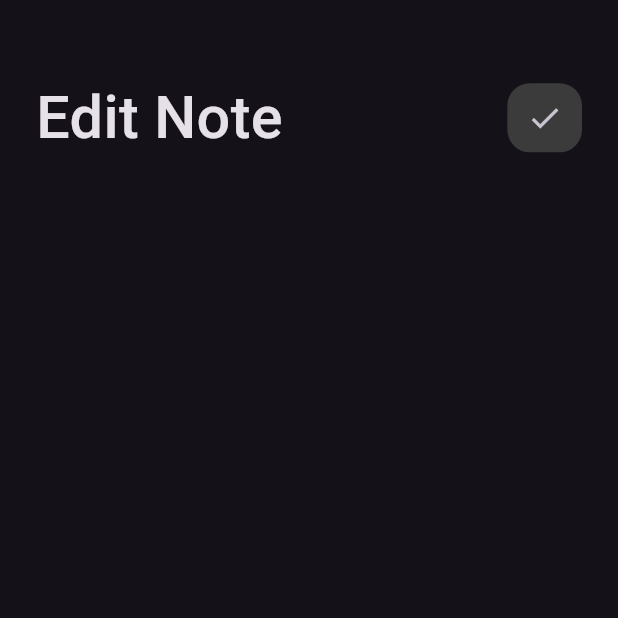
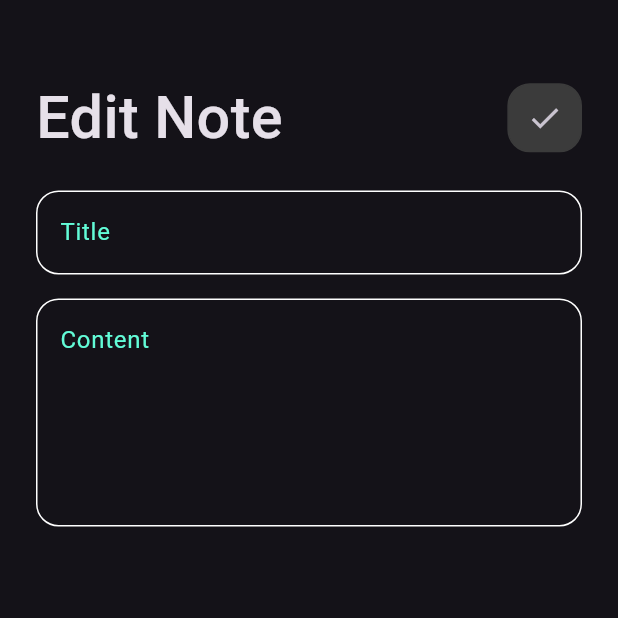
Before and after one commit to FayesSabry/notes_app, a Flutter app: the EditView screen opened by its route, on a phone screen of 412 x 824 dp, the top half of it. Run offline on Flutter 3.47's test engine with Material 3 defaults, Android fonts, the phone set to English and light mode, and no system bars; our stand-ins replace flutter_screenutil, go_router, google_fonts.

Commit message:
create note model

```diff
--- /dev/null
+++ b/lib/models/note_model.dart
@@ -0,0 +1,8 @@
+class NoteModel {
+  final String title;
+  final String subtitle;
+  final String date;
+  final int color;
+
+  NoteModel({required this.title, required this.subtitle, required this.date, required this.color});
+}
--- a/lib/widgets/edit_view_body.dart
+++ b/lib/widgets/edit_view_body.dart
@@ -1,5 +1,6 @@
 import 'package:flutter/material.dart';
 import 'package:notes_app/widgets/custom_app_bar.dart';
+import 'package:notes_app/widgets/custom_text_field.dart';
 
 class EditViewBody extends StatelessWidget {
   const EditViewBody({super.key});
@@ -12,6 +13,10 @@ class EditViewBody extends StatelessWidget {
         children: [
           SizedBox(height: 50),
           CustomAppBar(text: 'Edit Note', icon: (Icons.done)),
+          SizedBox(height: 20),
+          CustomTextField(hintText: 'Title'),
+          SizedBox(height: 16),
+          CustomTextField(hintText: 'Content', maxLines: 5),
         ],
       ),
     );
```
